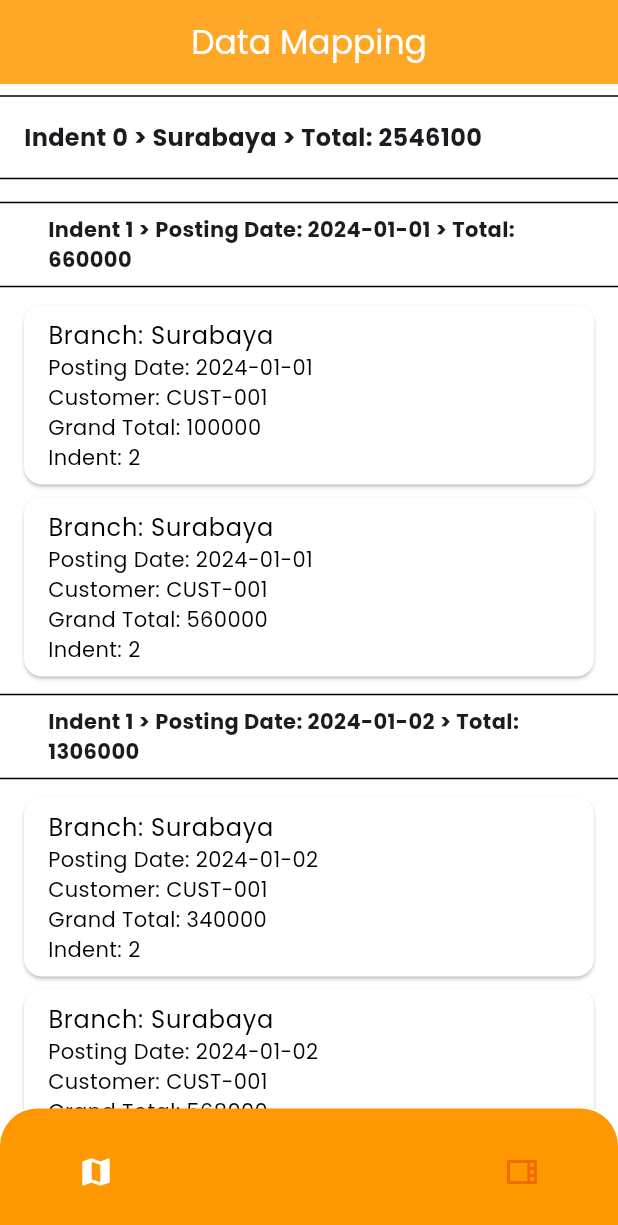
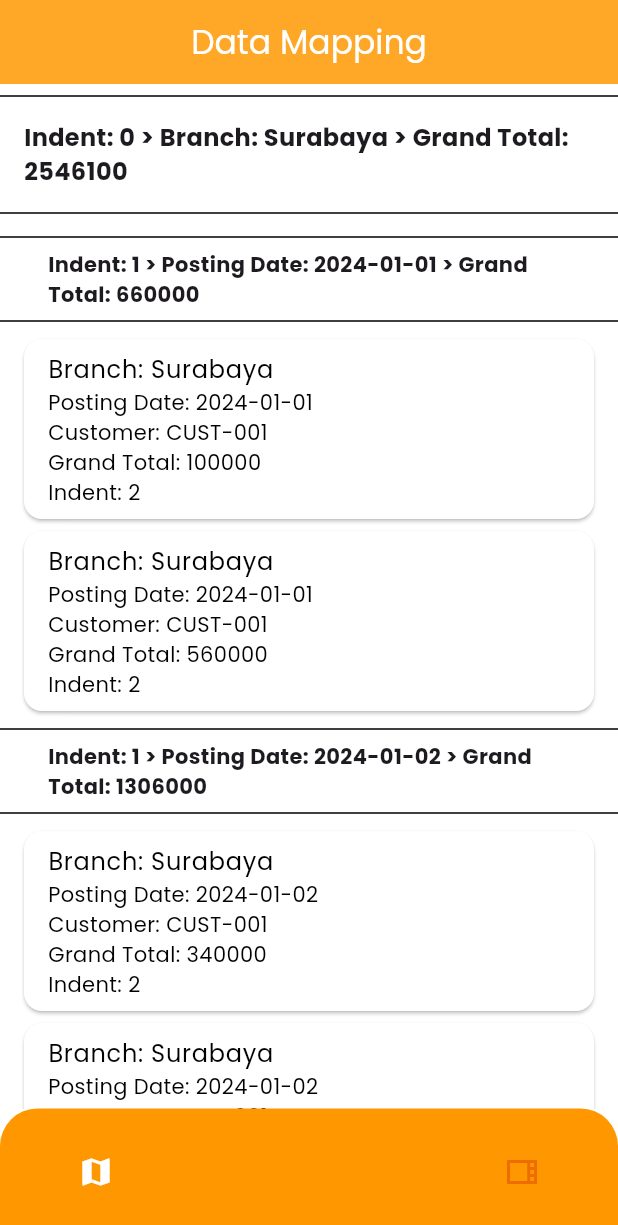
Before and after one commit to taunur/home-test-app, a Flutter app: the screen it shows after launch, on a phone screen of 412 x 824 dp. Shown: the top 1225 px of the screen. Run offline on Flutter 3.47's test engine with Material 3 defaults, Android fonts, the phone set to English and light mode, and no system bars; our stand-ins replace fl_chart, google_fonts.

Commit message:
perbaikan nama

```diff
--- a/lib/ui/pages/mapping_screen.dart
+++ b/lib/ui/pages/mapping_screen.dart
@@ -37,7 +37,7 @@ class MappingScreen extends StatelessWidget {
                         padding: const EdgeInsets.symmetric(
                             horizontal: 16, vertical: 8),
                         child: Text(
-                          'Indent ${item['indent']} > ${item['branch']} > Total: ${item['grand_total']}',
+                          'Indent: ${item['indent']} > Branch: ${item['branch']} > Grand Total: ${item['grand_total']}',
                           style: const TextStyle(
                             fontWeight: FontWeight.bold,
                             fontSize: 16,
@@ -57,7 +57,7 @@ class MappingScreen extends StatelessWidget {
                       Padding(
                         padding: const EdgeInsets.symmetric(horizontal: 32),
                         child: Text(
-                          'Indent ${item['indent']} > Posting Date: ${item['posting_date']} > Total: ${item['grand_total']}',
+                          'Indent: ${item['indent']} > Posting Date: ${item['posting_date']} > Grand Total: ${item['grand_total']}',
                           style: const TextStyle(
                             fontWeight: FontWeight.bold,
                             fontSize: 14,
```
